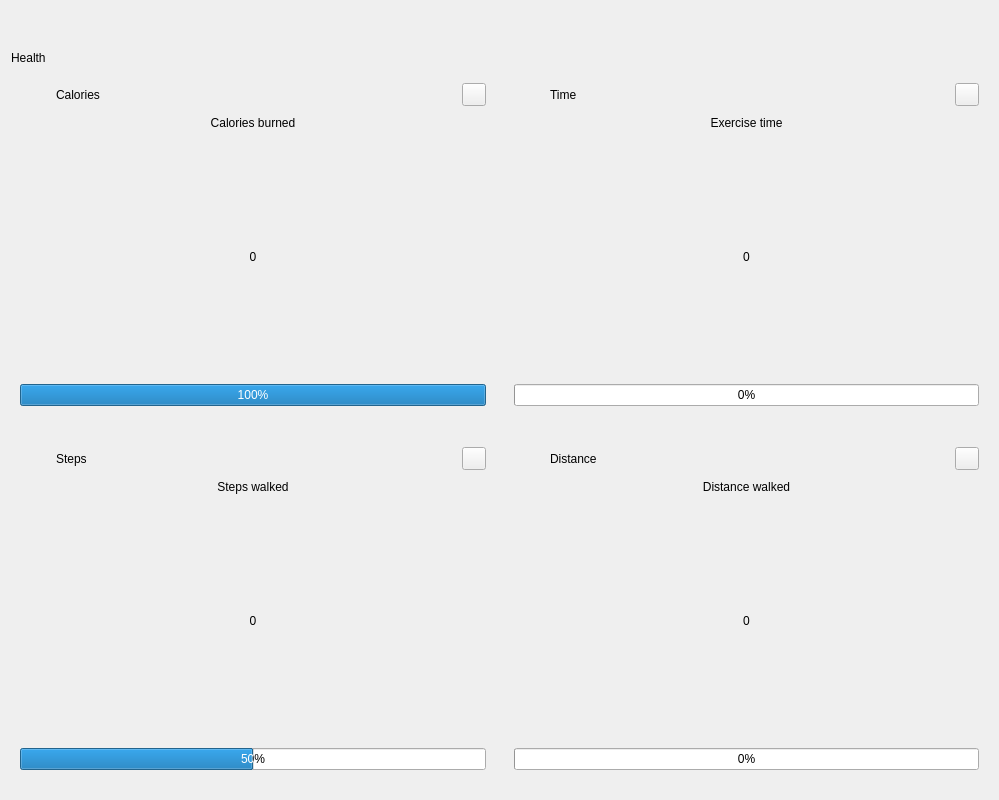
The window that health_tracker/health_app_pyqt/ui/health_interface.ui (sxdl/health_tracker) describes before a commit, drawn with Qt 5.
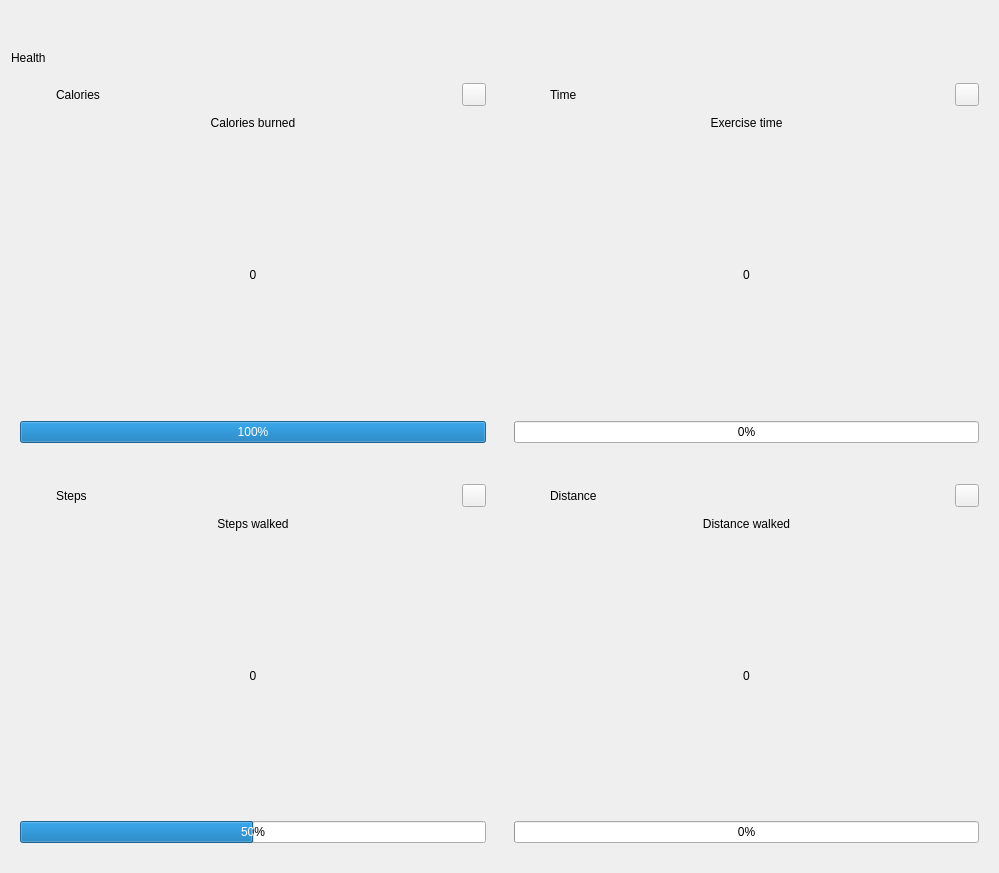
The same window after the commit. Icons and pictures are not drawn. Custom widgets are drawn as their Qt base class.

Patch:
```diff
--- a/health_tracker/health_app_pyqt/ui/health_interface.ui
+++ b/health_tracker/health_app_pyqt/ui/health_interface.ui
@@ -7,7 +7,7 @@
     <x>0</x>
     <y>0</y>
     <width>999</width>
-    <height>800</height>
+    <height>873</height>
    </rect>
   </property>
   <property name="sizePolicy">
```
Left out of the diff: 8 changed lines with no effect on the pictures.
